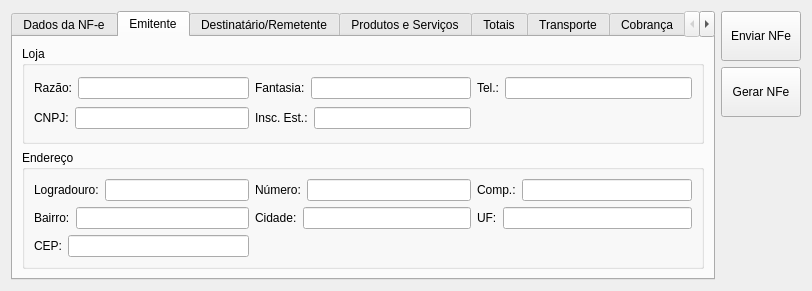
First picture: the form in ui/cadastrarnfe.ui, repository lellisls/ERP-STACCATO, before the edit.
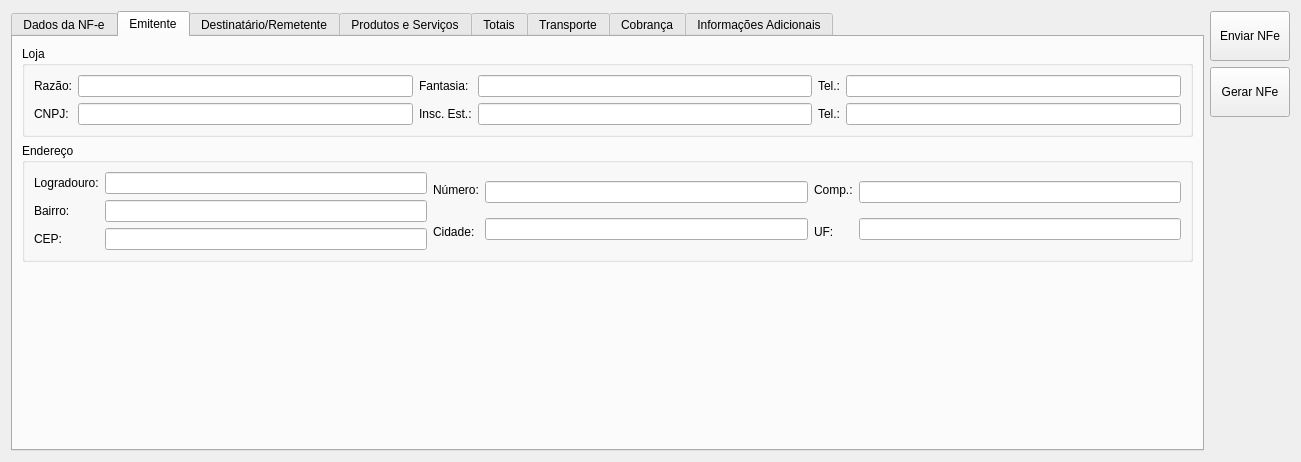
Second picture: the form after the edit. The open tabs and pages were chosen to show the change. Custom widgets are drawn as their Qt base class.

Patch:
```diff
--- a/ui/cadastrarnfe.ui
+++ b/ui/cadastrarnfe.ui
@@ -9,8 +9,8 @@
    <rect>
     <x>0</x>
     <y>0</y>
-    <width>812</width>
-    <height>291</height>
+    <width>1301</width>
+    <height>462</height>
    </rect>
   </property>
   <property name="windowTitle">
@@ -169,192 +169,267 @@
        <string>Emitente</string>
       </attribute>
       <layout class="QGridLayout" name="gridLayout">
-       <item row="1" column="0">
-        <widget class="QGroupBox" name="groupBox_3">
-         <property name="title">
-          <string>Endereço</string>
-         </property>
-         <layout class="QGridLayout" name="gridLayout_6">
-          <item row="0" column="0">
-           <layout class="QHBoxLayout" name="horizontalLayout_7">
-            <item>
-             <widget class="QLabel" name="label_35">
-              <property name="text">
-               <string>Logradouro:</string>
-              </property>
-             </widget>
-            </item>
-            <item>
-             <widget class="QLineEdit" name="lineEdit_7"/>
-            </item>
-           </layout>
-          </item>
-          <item row="0" column="1">
-           <layout class="QHBoxLayout" name="horizontalLayout_8">
-            <item>
-             <widget class="QLabel" name="label_36">
-              <property name="text">
-               <string>Número:</string>
-              </property>
-             </widget>
-            </item>
-            <item>
-             <widget class="QLineEdit" name="lineEdit_8"/>
-            </item>
-           </layout>
-          </item>
-          <item row="0" column="2">
-           <layout class="QHBoxLayout" name="horizontalLayout_9">
-            <item>
-             <widget class="QLabel" name="label_37">
-              <property name="text">
-               <string>Comp.:</string>
-              </property>
-             </widget>
-            </item>
-            <item>
-             <widget class="QLineEdit" name="lineEdit_9"/>
-            </item>
-           </layout>
-          </item>
-          <item row="1" column="0">
-           <layout class="QHBoxLayout" name="horizontalLayout_10">
-            <item>
-             <widget class="QLabel" name="label_38">
-              <property name="text">
-               <string>Bairro:</string>
-              </property>
-             </widget>
-            </item>
-            <item>
-             <widget class="QLineEdit" name="lineEdit_10"/>
-            </item>
-           </layout>
-          </item>
-          <item row="2" column="0">
-           <layout class="QHBoxLayout" name="horizontalLayout_6">
-            <item>
-             <widget class="QLabel" name="label_34">
-              <property name="text">
-               <string>CEP:</string>
-              </property>
-             </widget>
-            </item>
-            <item>
-             <widget class="QLineEdit" name="lineEdit_6"/>
-            </item>
-           </layout>
-          </item>
-          <item row="1" column="1">
-           <layout class="QHBoxLayout" name="horizontalLayout_11">
-            <item>
-             <widget class="QLabel" name="label_39">
-              <property name="text">
-               <string>Cidade:</string>
-              </property>
-             </widget>
-            </item>
-            <item>
-             <widget class="QLineEdit" name="lineEdit_11"/>
-            </item>
-           </layout>
-          </item>
-          <item row="1" column="2">
-           <layout class="QHBoxLayout" name="horizontalLayout_15">
-            <item>
-             <widget class="QLabel" name="label_43">
-              <property name="text">
-               <string>UF:</string>
-              </property>
-             </widget>
-            </item>
-            <item>
-             <widget class="QLineEdit" name="lineEdit_15"/>
-            </item>
-           </layout>
-          </item>
-         </layout>
-        </widget>
-       </item>
        <item row="0" column="0">
         <widget class="QGroupBox" name="groupBox">
          <property name="title">
           <string>Loja</string>
          </property>
-         <layout class="QGridLayout" name="gridLayout_7">
+         <layout class="QGridLayout" name="gridLayout_36">
           <item row="0" column="0">
-           <layout class="QHBoxLayout" name="horizontalLayout_3">
-            <item>
+           <layout class="QGridLayout" name="gridLayout_7">
+            <item row="0" column="0">
              <widget class="QLabel" name="label_31">
               <property name="text">
                <string>Razão:</string>
               </property>
              </widget>
             </item>
-            <item>
-             <widget class="QLineEdit" name="lineEdit_3"/>
-            </item>
-           </layout>
-          </item>
-          <item row="0" column="1">
-           <layout class="QHBoxLayout" name="horizontalLayout_4">
-            <item>
-             <widget class="QLabel" name="label_32">
-              <property name="text">
-               <string>Fantasia:</string>
-              </property>
-             </widget>
-            </item>
-            <item>
-             <widget class="QLineEdit" name="lineEdit_4"/>
-            </item>
-           </layout>
-          </item>
-          <item row="1" column="0">
-           <layout class="QHBoxLayout" name="horizontalLayout">
-            <item>
+            <item row="1" column="0">
              <widget class="QLabel" name="label_29">
               <property name="text">
                <string>CNPJ:</string>
               </property>
              </widget>
             </item>
-            <item>
-             <widget class="QLineEdit" name="lineEdit"/>
+           </layout>
+          </item>
+          <item row="0" column="1">
+           <layout class="QGridLayout" name="gridLayout_29">
+            <item row="0" column="0">
+             <widget class="QLineEdit" name="lineEditEmitenteNomeRazao">
+              <property name="readOnly">
+               <bool>true</bool>
+              </property>
+             </widget>
             </item>
+            <item row="1" column="0">
+             <widget class="QLineEdit" name="lineEditEmitenteCNPJ">
+              <property name="readOnly">
+               <bool>true</bool>
+              </property>
+             </widget>
+            </item>
            </layout>
           </item>
-          <item row="1" column="1">
-           <layout class="QHBoxLayout" name="horizontalLayout_2">
-            <item>
+          <item row="0" column="2">
+           <layout class="QGridLayout" name="gridLayout_27">
+            <item row="0" column="0">
+             <widget class="QLabel" name="label_32">
+              <property name="text">
+               <string>Fantasia:</string>
+              </property>
+             </widget>
+            </item>
+            <item row="1" column="0">
              <widget class="QLabel" name="label_30">
               <property name="text">
                <string>Insc. Est.:</string>
               </property>
              </widget>
             </item>
-            <item>
-             <widget class="QLineEdit" name="lineEdit_2"/>
+           </layout>
+          </item>
+          <item row="0" column="3">
+           <layout class="QGridLayout" name="gridLayout_30">
+            <item row="0" column="0">
+             <widget class="QLineEdit" name="lineEditEmitenteFantasia">
+              <property name="readOnly">
+               <bool>true</bool>
+              </property>
+             </widget>
             </item>
+            <item row="1" column="0">
+             <widget class="QLineEdit" name="lineEditEmitenteInscEstadual">
+              <property name="readOnly">
+               <bool>true</bool>
+              </property>
+             </widget>
+            </item>
            </layout>
           </item>
-          <item row="0" column="2">
-           <layout class="QHBoxLayout" name="horizontalLayout_5">
-            <item>
+          <item row="0" column="4">
+           <layout class="QGridLayout" name="gridLayout_28">
+            <item row="0" column="0">
              <widget class="QLabel" name="label_33">
               <property name="text">
                <string>Tel.:</string>
               </property>
              </widget>
             </item>
-            <item>
-             <widget class="QLineEdit" name="lineEdit_5"/>
+            <item row="1" column="0">
+             <widget class="QLabel" name="label_53">
+              <property name="text">
+               <string>Tel.:</string>
+              </property>
+             </widget>
             </item>
            </layout>
           </item>
+          <item row="0" column="5">
+           <layout class="QGridLayout" name="gridLayout_31">
+            <item row="0" column="0">
+             <widget class="QLineEdit" name="lineEditEmitenteTel1">
+              <property name="readOnly">
+               <bool>true</bool>
+              </property>
+             </widget>
+            </item>
+            <item row="1" column="0">
+             <widget class="QLineEdit" name="lineEditEmitenteTel2">
+              <property name="readOnly">
+               <bool>true</bool>
+              </property>
+             </widget>
+            </item>
+           </layout>
+          </item>
          </layout>
         </widget>
        </item>
+       <item row="1" column="0">
+        <widget class="QGroupBox" name="groupBox_3">
+         <property name="title">
+          <string>Endereço</string>
+         </property>
+         <layout class="QGridLayout" name="gridLayout_20">
+          <item row="0" column="0">
+           <layout class="QGridLayout" name="gridLayout_6">
+            <item row="0" column="0">
+             <widget class="QLabel" name="label_35">
+              <property name="text">
+               <string>Logradouro:</string>
+              </property>
+             </widget>
+            </item>
+            <item row="1" column="0">
+             <widget class="QLabel" name="label_38">
+              <property name="text">
+               <string>Bairro:</string>
+              </property>
+             </widget>
+            </item>
+            <item row="2" column="0">
+             <widget class="QLabel" name="label_34">
+              <property name="text">
+               <string>CEP:</string>
+              </property>
+             </widget>
+            </item>
+           </layout>
+          </item>
+          <item row="0" column="1">
+           <layout class="QGridLayout" name="gridLayout_13">
+            <item row="0" column="0">
+             <widget class="QLineEdit" name="lineEditEmitenteLogradouro">
+              <property name="readOnly">
+               <bool>true</bool>
+              </property>
+             </widget>
+            </item>
+            <item row="1" column="0">
+             <widget class="QLineEdit" name="lineEditEmitenteBairro">
+              <property name="readOnly">
+               <bool>true</bool>
+              </property>
+             </widget>
+            </item>
+            <item row="2" column="0">
+             <widget class="QLineEdit" name="lineEditEmitenteCEP">
+              <property name="readOnly">
+               <bool>true</bool>
+              </property>
+             </widget>
+            </item>
+           </layout>
+          </item>
+          <item row="0" column="2">
+           <layout class="QGridLayout" name="gridLayout_11">
+            <item row="0" column="0">
+             <widget class="QLabel" name="label_36">
+              <property name="text">
+               <string>Número:</string>
+              </property>
+             </widget>
+            </item>
+            <item row="1" column="0">
+             <widget class="QLabel" name="label_39">
+              <property name="text">
+               <string>Cidade:</string>
+              </property>
+             </widget>
+            </item>
+           </layout>
+          </item>
+          <item row="0" column="3">
+           <layout class="QGridLayout" name="gridLayout_18">
+            <item row="0" column="0">
+             <widget class="QLineEdit" name="lineEditEmitenteNumero">
+              <property name="readOnly">
+               <bool>true</bool>
+              </property>
+             </widget>
+            </item>
+            <item row="1" column="0">
+             <widget class="QLineEdit" name="lineEditEmitenteCidade">
+              <property name="readOnly">
+               <bool>true</bool>
+              </property>
+             </widget>
+            </item>
+           </layout>
+          </item>
+          <item row="0" column="4">
+           <layout class="QGridLayout" name="gridLayout_12">
+            <item row="0" column="0">
+             <widget class="QLabel" name="label_37">
+              <property name="text">
+               <string>Comp.:</string>
+              </property>
+             </widget>
+            </item>
+            <item row="1" column="0">
+             <widget class="QLabel" name="label_43">
+              <property name="text">
+               <string>UF:</string>
+              </property>
+             </widget>
+            </item>
+           </layout>
+          </item>
+          <item row="0" column="5">
+           <layout class="QGridLayout" name="gridLayout_19">
+            <item row="0" column="0">
+             <widget class="QLineEdit" name="lineEditEmitenteComplemento">
+              <property name="readOnly">
+               <bool>true</bool>
+              </property>
+             </widget>
+            </item>
+            <item row="1" column="0">
+             <widget class="QLineEdit" name="lineEditEmitenteUF">
+              <property name="readOnly">
+               <bool>true</bool>
+              </property>
+             </widget>
+            </item>
+           </layout>
+          </item>
+         </layout>
+        </widget>
+       </item>
+       <item row="2" column="0">
+        <spacer name="verticalSpacer_3">
+         <property name="orientation">
+          <enum>Qt::Vertical</enum>
+         </property>
+         <property name="sizeHint" stdset="0">
+          <size>
+           <width>20</width>
+           <height>40</height>
+          </size>
+         </property>
+        </spacer>
+       </item>
       </layout>
      </widget>
      <widget class="QWidget" name="tab_3">
```
Left out of the diff: 825 changed lines with no effect on the pictures.
